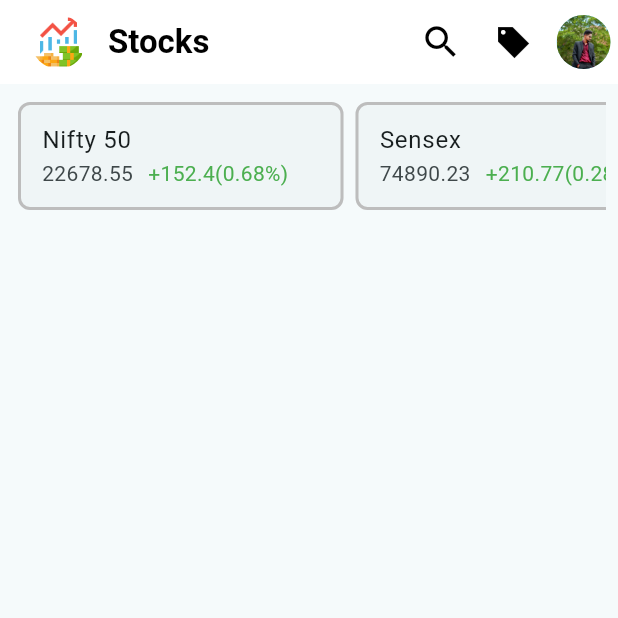
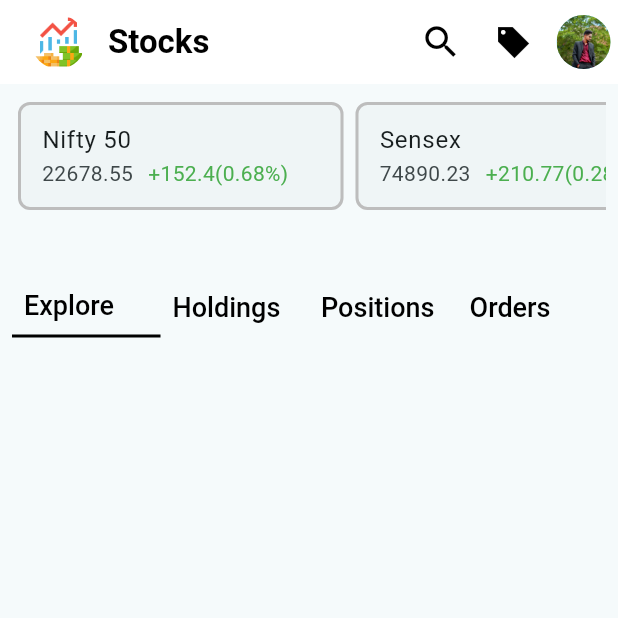
Before and after one commit to vamshid1314/Stock_exchange_app, a Flutter app: the HomeScreen screen opened directly, on a phone screen of 412 x 824 dp, the top half of it. Run offline on Flutter 3.47's test engine with Material 3 defaults, Android fonts, the phone set to English and light mode, and no system bars; our stand-ins replace equatable, flutter_bloc; accounts and stored records are empty.

Commit message:
completed top navigation options

```diff
--- a/lib/home/views/home_screen.dart
+++ b/lib/home/views/home_screen.dart
@@ -1,10 +1,10 @@
 import 'package:flutter/material.dart';
 import 'package:stock_exchange_app/home/widgets/indices_card.dart';
+import 'package:stock_exchange_app/home/widgets/top_navigation_option.dart';
 
 import '../dummy data/stock_indices.dart';
 
-
-class HomeScreen extends StatelessWidget {
+class HomeScreen extends StatefulWidget {
   const HomeScreen({super.key});
 
   static Route<void> route() {
@@ -12,8 +12,16 @@ class HomeScreen extends StatelessWidget {
   }
 
   @override
+  State<HomeScreen> createState() => _HomeScreenState();
+}
+
+class _HomeScreenState extends State<HomeScreen> {
+
+  int selectedIndex = 0;
+  final List<String> options = ['Explore', 'Holdings', 'Positions', 'Orders'];
+
+  @override
   Widget build(BuildContext context) {
-
     return Scaffold(
       appBar: AppBar(
         automaticallyImplyLeading: false,
@@ -42,11 +50,14 @@ class HomeScreen extends StatelessWidget {
             onPressed: () {},
             icon: const Icon(Icons.search, size: 28),
           ),
-          IconButton(onPressed: (){}, icon: const Icon(Icons.local_offer_sharp)),
+          IconButton(
+            onPressed: () {},
+            icon: const Icon(Icons.local_offer_sharp),
+          ),
           Padding(
             padding: const EdgeInsets.all(5),
             child: GestureDetector(
-              onTap: (){},
+              onTap: () {},
               child: const CircleAvatar(
                 radius: 18,
                 backgroundImage: AssetImage('assets/images/vamshi.jpg'),
@@ -61,25 +72,43 @@ class HomeScreen extends StatelessWidget {
           crossAxisAlignment: CrossAxisAlignment.start,
           children: [
             _buildIndices(),
+            const SizedBox(height: 40),
+            _buildTopNavigation(context,options),
           ],
         ),
       ),
     );
   }
-  Widget _buildIndices(){
+
+  Widget _buildIndices() {
     return SizedBox(
       height: 80,
       child: ListView.builder(
         scrollDirection: Axis.horizontal,
         itemCount: stockIndices.length,
-        itemBuilder: (context, index){
+        itemBuilder: (context, index) {
           final stock = stockIndices[index];
-          return SizedBox(
-            width: 225,
-            child: IndicesCard(stock: stock),
-          );
+          return SizedBox(width: 225, child: IndicesCard(stock: stock));
         },
       ),
     );
   }
+
+  Widget _buildTopNavigation(BuildContext context, List options) {
+    return Row(
+      children: List.generate(options.length, (index){
+        return Expanded(
+            child: TopNavigationOption(
+                option: options[index],
+              isSelected: selectedIndex == index,
+              onTap: () {
+                  setState(() {
+                    selectedIndex = index;
+                  });
+              },
+            )
+        );
+      })
+    );
+  }
 }
--- /dev/null
+++ b/lib/home/widgets/top_navigation_option.dart
@@ -0,0 +1,41 @@
+import 'package:flutter/material.dart';
+
+class TopNavigationOption extends StatefulWidget{
+  final String option;
+  final bool isSelected;
+  final VoidCallback onTap;
+
+  const TopNavigationOption({
+    super.key,
+    required this.option, required this.isSelected, required this.onTap
+  });
+
+  @override
+  State<TopNavigationOption> createState() => _TopNavigationOptionState();
+}
+
+class _TopNavigationOptionState extends State<TopNavigationOption> {
+
+  @override
+  Widget build(BuildContext context) {
+   return GestureDetector(
+     onTap: widget.onTap,
+     child: Container(
+       decoration: BoxDecoration(
+           border: Border(
+               bottom: widget.isSelected
+                   ?const BorderSide(width: 2, color: Colors.black)
+                   :BorderSide.none
+           )
+       ),
+       child: Padding(
+         padding: const EdgeInsets.all(8.0),
+         child: Text(
+           widget.option,
+           style: Theme.of(context).textTheme.titleLarge,
+         ),
+       ),
+     ),
+   );
+  }
+}
--- a/lib/main.dart
+++ b/lib/main.dart
@@ -54,9 +54,9 @@ class MyApp extends StatelessWidget {
             color: Color(0xFFD946EF),
           ),
           titleLarge: TextStyle(
-            fontSize: 20,
+            fontSize: 18,
             fontWeight: FontWeight.w500,
-            color: Colors.white,
+            color: Colors.black,
           ),
           bodyLarge: TextStyle(
             fontSize: 16,
```
